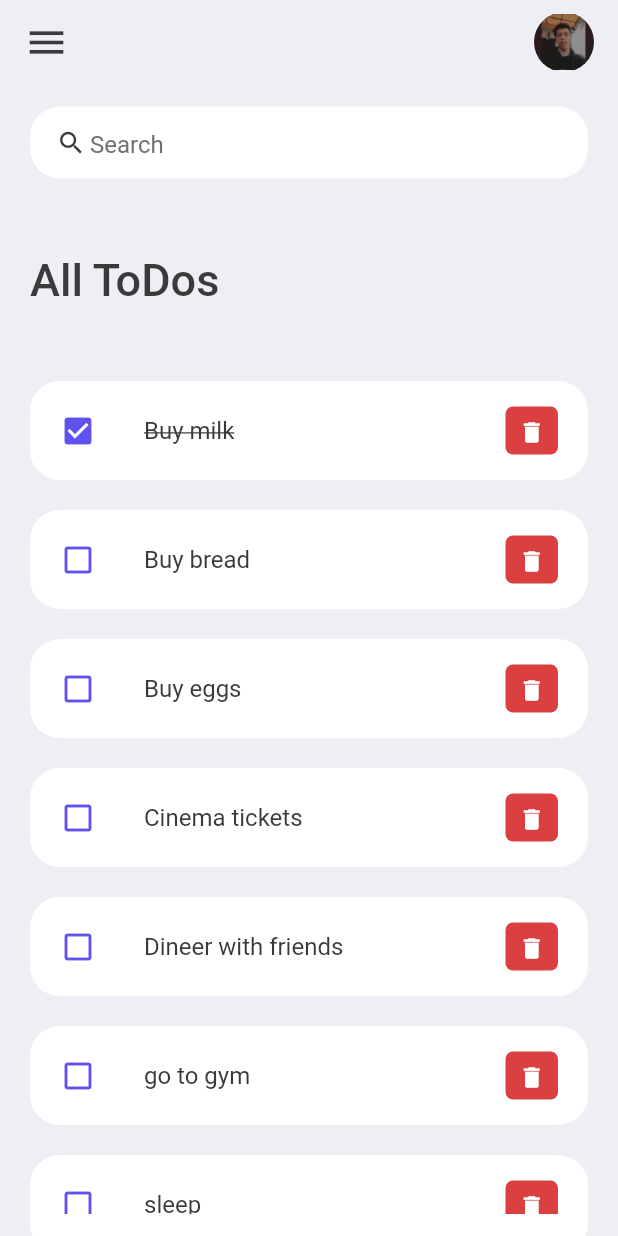
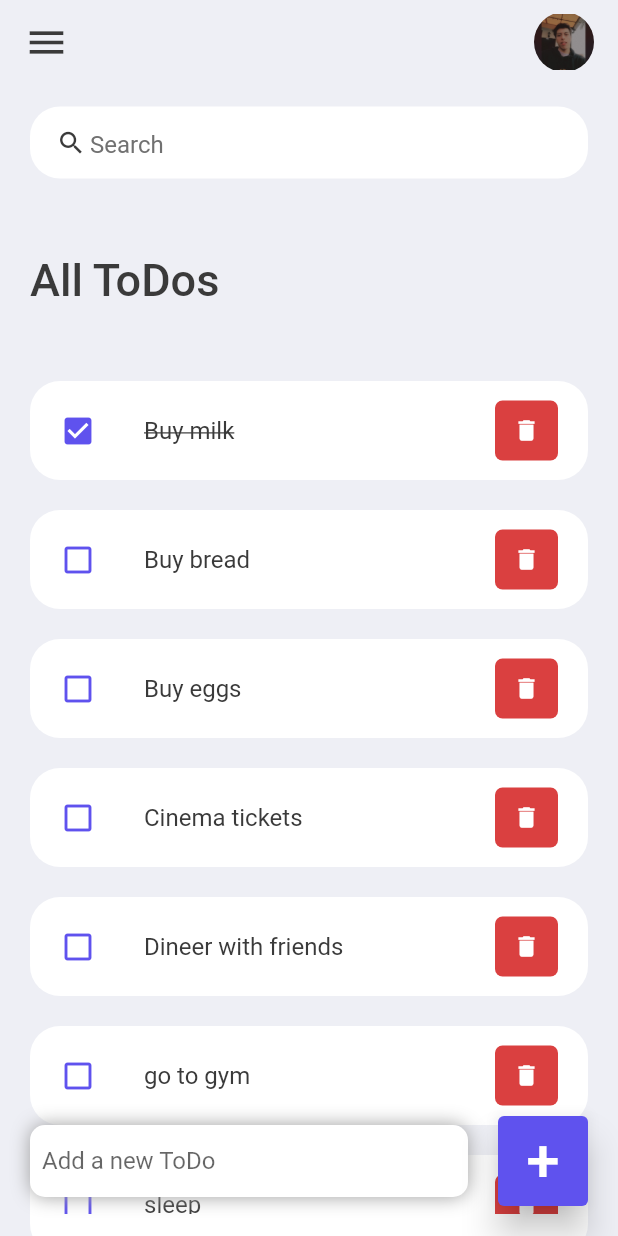
Before and after one commit to santiago01est/ToDo-App, a Flutter app: the screen it shows after launch, on a phone screen of 412 x 824 dp. Run offline on Flutter 3.47's test engine with Material 2 defaults, Android fonts, the phone set to English and light mode, and no system bars.

Commit message:
add functionalitys of the listview ToDo

```diff
--- a/lib/screens/home.dart
+++ b/lib/screens/home.dart
@@ -4,10 +4,16 @@ import '../constants/colors.dart';
 import '../model/todo.dart';
 import '../widgets/todo_item.dart';
 
-class Home extends StatelessWidget {
+class Home extends StatefulWidget {
   Home({Key? key}) : super(key: key);
 
+  @override
+  State<Home> createState() => _HomeState();
+}
+
+class _HomeState extends State<Home> {
   final todoslist = ToDo.toDoList();
+  final _todoController = TextEditingController();
 
   @override
   Widget build(BuildContext context) {
@@ -16,7 +22,9 @@ class Home extends StatelessWidget {
     return Scaffold(
       backgroundColor: tdBGBColor,
       appBar: _buildAppBar(),
-      body: Container(
+      body: Stack(
+        children: [
+          Container(
             padding: EdgeInsets.symmetric(horizontal: 20, vertical: 15),
             child: Column(children: [
               searchBox(),
@@ -36,13 +44,93 @@ class Home extends StatelessWidget {
                     for (ToDo todoo in todoslist)
                       ToDoItem(
                         todo: todoo,
+                        onToDoChanged: _handleTodoChanged,
+                        onDeleteItem: _deleteTodo,
                       ),
                   ],
                 ),
               )
             ]),
           ),
+          Align(
+              alignment: Alignment.bottomCenter,
+              child: Row(
+                children: [
+                  Expanded(
+                      child: Container(
+                    margin: EdgeInsets.only(
+                      bottom: 20,
+                      left: 20,
+                      right: 20,
+                    ),
+                    decoration: BoxDecoration(
+                      color: Colors.white,
+                      boxShadow: const [
+                        BoxShadow(
+                          color: Colors.grey,
+                          offset: Offset(0.0, 0.0),
+                          blurRadius: 10.0,
+                          spreadRadius: 0.0,
+                        ),
+                      ],
+                      borderRadius: BorderRadius.circular(10),
+                    ),
+                    child: TextField(
+                      controller: _todoController,
+                      decoration: InputDecoration(
+                          hintText: 'Add a new ToDo',
+                          border: InputBorder.none,
+                          contentPadding: EdgeInsets.all(8)),
+                    ),
+                  )),
+                  Container(
+                    margin: const EdgeInsets.only(
+                      bottom: 20,
+                      right: 20,
+                    ),
+                    child: ElevatedButton(
+                      child: const Text(
+                        '+',
+                        style: TextStyle(
+                          fontSize: 40,
+                        ),
+                      ),
+                      onPressed: () {
+                        _addTodo(_todoController.text);
+                      },
+                      style: ElevatedButton.styleFrom(
+                        backgroundColor: tdBlue,
+                        minimumSize: const Size(60, 60),
+                        elevation: 10,
+                      ),
+                    ),
+                  )
+                ],
+              ))
+        ],
+      ),
     );
+  }
+
+  void _handleTodoChanged(ToDo todo) {
+    setState(() {
+      todo.isDone = !todo.isDone;
+    });
+  }
+
+  void _deleteTodo(String id) {
+    setState(() {
+      todoslist.removeWhere((item) => item.id == id);
+    });
+  }
+
+  void _addTodo(String toDo) {
+    setState(() {
+      todoslist.add(ToDo(
+        id: DateTime.now().millisecondsSinceEpoch.toString(),
+        todoText: toDo,
+      ));
+    });
   }
 }
 
--- a/lib/widgets/todo_item.dart
+++ b/lib/widgets/todo_item.dart
@@ -4,8 +4,15 @@ import '../model/todo.dart';
 
 class ToDoItem extends StatelessWidget {
   final ToDo todo;
+  final onToDoChanged;
+  final onDeleteItem;
 
-  const ToDoItem({Key? key, required this.todo}) : super(key: key);
+  const ToDoItem(
+      {Key? key,
+      required this.todo,
+      required this.onToDoChanged,
+      required this.onDeleteItem})
+      : super(key: key);
 
   @override
   Widget build(BuildContext context) {
@@ -13,7 +20,8 @@ class ToDoItem extends StatelessWidget {
       margin: EdgeInsets.only(bottom: 20),
       child: ListTile(
         onTap: () {
-          print('Clicked on ToDo Item');
+          //print('Clicked on ToDo Item');
+          onToDoChanged(todo);
         },
         shape: RoundedRectangleBorder(
           borderRadius: BorderRadius.circular(20),
@@ -34,9 +42,9 @@ class ToDoItem extends StatelessWidget {
         ),
         trailing: Container(
           padding: EdgeInsets.all(0),
-          margin: EdgeInsets.symmetric(vertical: 12),
-          height: 35,
-          width: 35,
+          margin: EdgeInsets.symmetric(vertical: 8),
+          height: 42,
+          width: 42,
           decoration: BoxDecoration(
             color: tdRed,
             borderRadius: BorderRadius.circular(5),
@@ -46,7 +54,8 @@ class ToDoItem extends StatelessWidget {
             iconSize: 18,
             icon: Icon(Icons.delete),
             onPressed: () {
-              print('Clicked on delete ToDoItem');
+              //print('Clicked on delete ToDoItem');
+              onDeleteItem(todo.id);
             },
           ),
         ),
```
Lines whose indentation alone changed are shown as unchanged.
